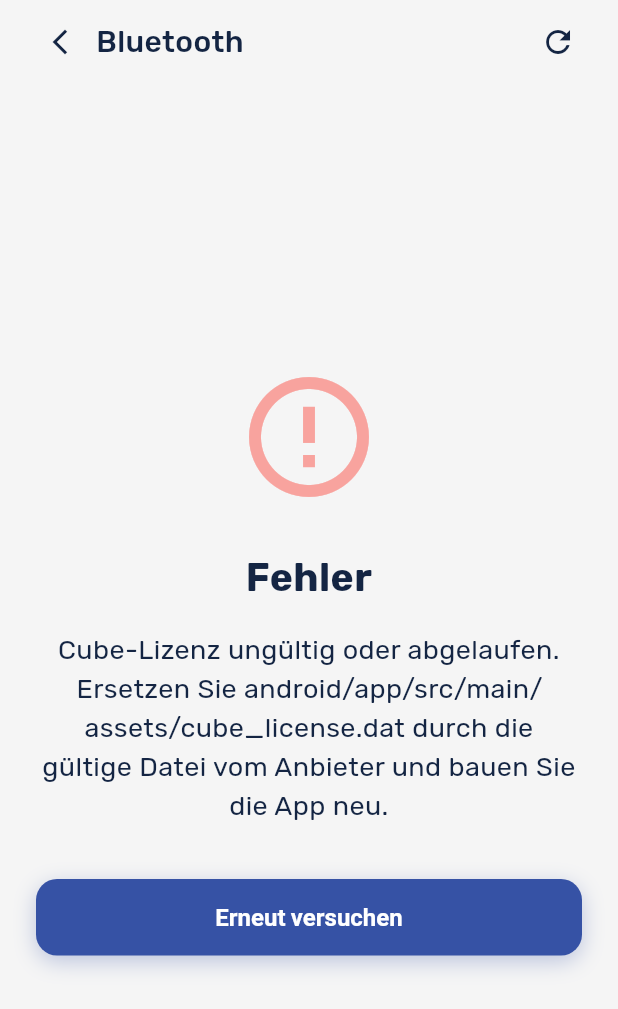
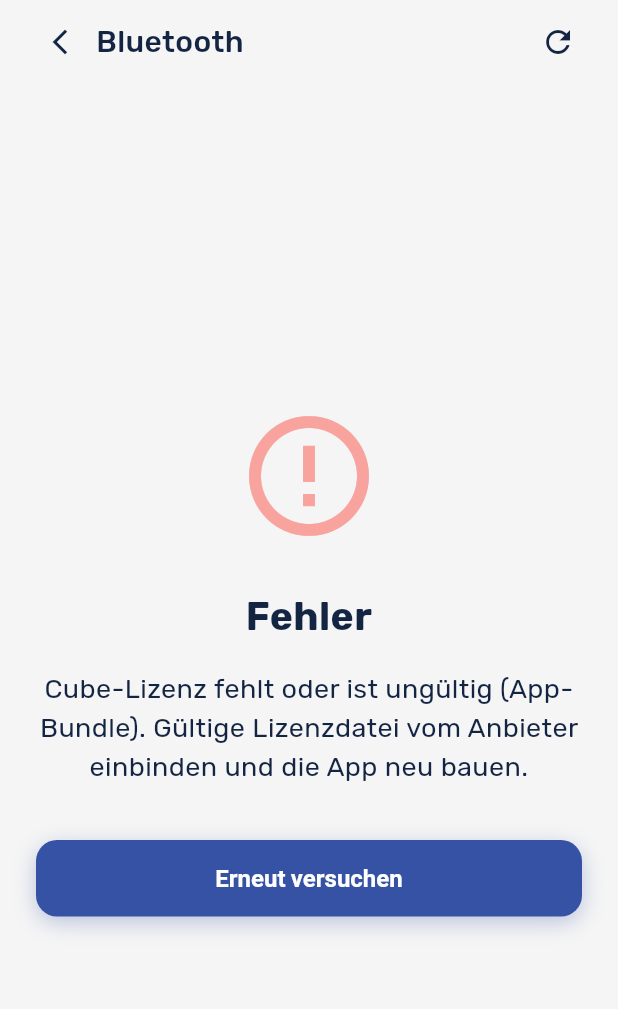
Before and after one commit to EpiSalvevita/homedx-platform, a Flutter app: the BluetoothScanScreen screen opened by its route, on a phone screen of 412 x 824 dp. Shown: the top 1009 px of the screen. Run offline on Flutter 3.47's test engine with Material 3 defaults, Android fonts, the phone set to English and light mode, and no system bars; our stand-ins replace file_picker, firebase_core, firebase_messaging, flutter_blue_plus, flutter_dotenv, flutter_secure_storage and 5 more; missing offline and left inert: flutter_stripe; accounts and stored records are empty.

Commit message:
feat(mobile): iOS Bluetooth permission flow, platform-neutral wording
Co-Authored-By: Claude Opus 5.5 <noreply@anthropic.com>

```diff
--- a/frontend/mobile/hdx_mobile/lib/l10n/app_de.arb
+++ b/frontend/mobile/hdx_mobile/lib/l10n/app_de.arb
@@ -364,7 +364,7 @@
   "authYourEmailAddress": "Ihre E-Mail-Adresse",
   "testTypeCrp": "CRP (C-reaktives Protein)",
   "testTypeGenericName": "Schnelltest",
-  "cubeWebStubMessage": "Gesundheitstests mit dem Cube-Gerät sind nur in der Android-App verfügbar (Bluetooth). Installieren Sie die mobile App oder nutzen Sie die Web-Version für Termine und Ergebnisse.",
+  "cubeWebStubMessage": "Gesundheitstests mit dem Cube-Gerät sind nur in der mobilen App (Android/iOS) verfügbar (Bluetooth). Installieren Sie die mobile App oder nutzen Sie die Web-Version für Termine und Ergebnisse.",
   "btGoToHome": "Zur Startseite",
   "btBack": "Zurück",
   "testStartFailed": "Test konnte nicht gestartet werden",
@@ -509,7 +509,7 @@
       }
     }
   },
-  "btConnectTimeout": "Verbindung zum Cube dauerte zu lange (60 s). Cube nah ans Telefon halten, Suche mit „Stopp“ beenden und erneut „Verbinden“ tippen. In Android-Bluetooth ggf. Gerät trennen (nicht nur paaren).",
+  "btConnectTimeout": "Verbindung zum Cube dauerte zu lange (60 s). Cube nah ans Telefon halten, Suche mit „Stopp“ beenden und erneut „Verbinden“ tippen. In den Bluetooth-Einstellungen ggf. Gerät trennen (nicht nur paaren).",
   "btConnectFailed": "Verbindung fehlgeschlagen",
   "btConnectError": "Verbindungsfehler: {error}",
   "@btConnectError": {
--- a/frontend/mobile/hdx_mobile/lib/l10n/app_en.arb
+++ b/frontend/mobile/hdx_mobile/lib/l10n/app_en.arb
@@ -364,7 +364,7 @@
   "authYourEmailAddress": "Your email address",
   "testTypeCrp": "CRP (C-reactive protein)",
   "testTypeGenericName": "Rapid test",
-  "cubeWebStubMessage": "Health tests with the Cube device are only available in the Android app (Bluetooth). Install the mobile app or use the web version for appointments and results.",
+  "cubeWebStubMessage": "Health tests with the Cube device are only available in the mobile app (Android/iOS) (Bluetooth). Install the mobile app or use the web version for appointments and results.",
   "btGoToHome": "Go to home",
   "btBack": "Back",
   "testStartFailed": "The test could not be started",
@@ -509,7 +509,7 @@
       }
     }
   },
-  "btConnectTimeout": "Connecting to the Cube took too long (60 s). Hold the Cube close to the phone, stop the search with “Stop” and tap “Connect” again. If needed, disconnect the device in the Android Bluetooth settings (don't just pair it).",
+  "btConnectTimeout": "Connecting to the Cube took too long (60 s). Hold the Cube close to the phone, stop the search with “Stop” and tap “Connect” again. If needed, disconnect the device in the Bluetooth settings (don't just pair it).",
   "btConnectFailed": "Connection failed",
   "btConnectError": "Connection error: {error}",
   "@btConnectError": {
--- a/frontend/mobile/hdx_mobile/lib/l10n/app_localizations.dart
+++ b/frontend/mobile/hdx_mobile/lib/l10n/app_localizations.dart
@@ -1709,7 +1709,7 @@ abstract class AppLocalizations {
   /// No description provided for @cubeWebStubMessage.
   ///
   /// In de, this message translates to:
-  /// **'Gesundheitstests mit dem Cube-Gerät sind nur in der Android-App verfügbar (Bluetooth). Installieren Sie die mobile App oder nutzen Sie die Web-Version für Termine und Ergebnisse.'**
+  /// **'Gesundheitstests mit dem Cube-Gerät sind nur in der mobilen App (Android/iOS) verfügbar (Bluetooth). Installieren Sie die mobile App oder nutzen Sie die Web-Version für Termine und Ergebnisse.'**
   String get cubeWebStubMessage;
 
   /// No description provided for @btGoToHome.
@@ -2159,7 +2159,7 @@ abstract class AppLocalizations {
   /// No description provided for @btConnectTimeout.
   ///
   /// In de, this message translates to:
-  /// **'Verbindung zum Cube dauerte zu lange (60 s). Cube nah ans Telefon halten, Suche mit „Stopp“ beenden und erneut „Verbinden“ tippen. In Android-Bluetooth ggf. Gerät trennen (nicht nur paaren).'**
+  /// **'Verbindung zum Cube dauerte zu lange (60 s). Cube nah ans Telefon halten, Suche mit „Stopp“ beenden und erneut „Verbinden“ tippen. In den Bluetooth-Einstellungen ggf. Gerät trennen (nicht nur paaren).'**
   String get btConnectTimeout;
 
   /// No description provided for @btConnectFailed.
--- a/frontend/mobile/hdx_mobile/lib/l10n/app_localizations_de.dart
+++ b/frontend/mobile/hdx_mobile/lib/l10n/app_localizations_de.dart
@@ -891,7 +891,7 @@ class AppLocalizationsDe extends AppLocalizations {
 
   @override
   String get cubeWebStubMessage =>
-      'Gesundheitstests mit dem Cube-Gerät sind nur in der Android-App verfügbar (Bluetooth). Installieren Sie die mobile App oder nutzen Sie die Web-Version für Termine und Ergebnisse.';
+      'Gesundheitstests mit dem Cube-Gerät sind nur in der mobilen App (Android/iOS) verfügbar (Bluetooth). Installieren Sie die mobile App oder nutzen Sie die Web-Version für Termine und Ergebnisse.';
 
   @override
   String get btGoToHome => 'Zur Startseite';
@@ -1149,7 +1149,7 @@ class AppLocalizationsDe extends AppLocalizations {
 
   @override
   String get btConnectTimeout =>
-      'Verbindung zum Cube dauerte zu lange (60 s). Cube nah ans Telefon halten, Suche mit „Stopp“ beenden und erneut „Verbinden“ tippen. In Android-Bluetooth ggf. Gerät trennen (nicht nur paaren).';
+      'Verbindung zum Cube dauerte zu lange (60 s). Cube nah ans Telefon halten, Suche mit „Stopp“ beenden und erneut „Verbinden“ tippen. In den Bluetooth-Einstellungen ggf. Gerät trennen (nicht nur paaren).';
 
   @override
   String get btConnectFailed => 'Verbindung fehlgeschlagen';
--- a/frontend/mobile/hdx_mobile/lib/l10n/app_localizations_en.dart
+++ b/frontend/mobile/hdx_mobile/lib/l10n/app_localizations_en.dart
@@ -880,7 +880,7 @@ class AppLocalizationsEn extends AppLocalizations {
 
   @override
   String get cubeWebStubMessage =>
-      'Health tests with the Cube device are only available in the Android app (Bluetooth). Install the mobile app or use the web version for appointments and results.';
+      'Health tests with the Cube device are only available in the mobile app (Android/iOS) (Bluetooth). Install the mobile app or use the web version for appointments and results.';
 
   @override
   String get btGoToHome => 'Go to home';
@@ -1137,7 +1137,7 @@ class AppLocalizationsEn extends AppLocalizations {
 
   @override
   String get btConnectTimeout =>
-      'Connecting to the Cube took too long (60 s). Hold the Cube close to the phone, stop the search with “Stop” and tap “Connect” again. If needed, disconnect the device in the Android Bluetooth settings (don\'t just pair it).';
+      'Connecting to the Cube took too long (60 s). Hold the Cube close to the phone, stop the search with “Stop” and tap “Connect” again. If needed, disconnect the device in the Bluetooth settings (don\'t just pair it).';
 
   @override
   String get btConnectFailed => 'Connection failed';
--- a/frontend/mobile/hdx_mobile/lib/screens/bluetooth_scan_screen.dart
+++ b/frontend/mobile/hdx_mobile/lib/screens/bluetooth_scan_screen.dart
@@ -98,12 +98,12 @@ class _BluetoothScanScreenState extends State<BluetoothScanScreen> {
       if (!mounted) return;
       if (!licensed) {
         developer.log(
-          'BluetoothScan: licenseValid=false — replace android/app/src/main/assets/cube_license.dat',
+          'BluetoothScan: licenseValid=false — Cube license missing or invalid (app bundle)',
           name: 'HDX_CUBE',
         );
         setState(() {
           _error =
-              'Cube-Lizenz ungültig oder abgelaufen. Ersetzen Sie android/app/src/main/assets/cube_license.dat durch die gültige Datei vom Anbieter und bauen Sie die App neu.';
+              'Cube-Lizenz fehlt oder ist ungültig (App-Bundle). Gültige Lizenzdatei vom Anbieter einbinden und die App neu bauen.';
         });
         return;
       }
```
Also changed, not shown: frontend/mobile/hdx_mobile/lib/services/bluetooth_service_mobile.dart (+43 -16 lines), 3 other files.
